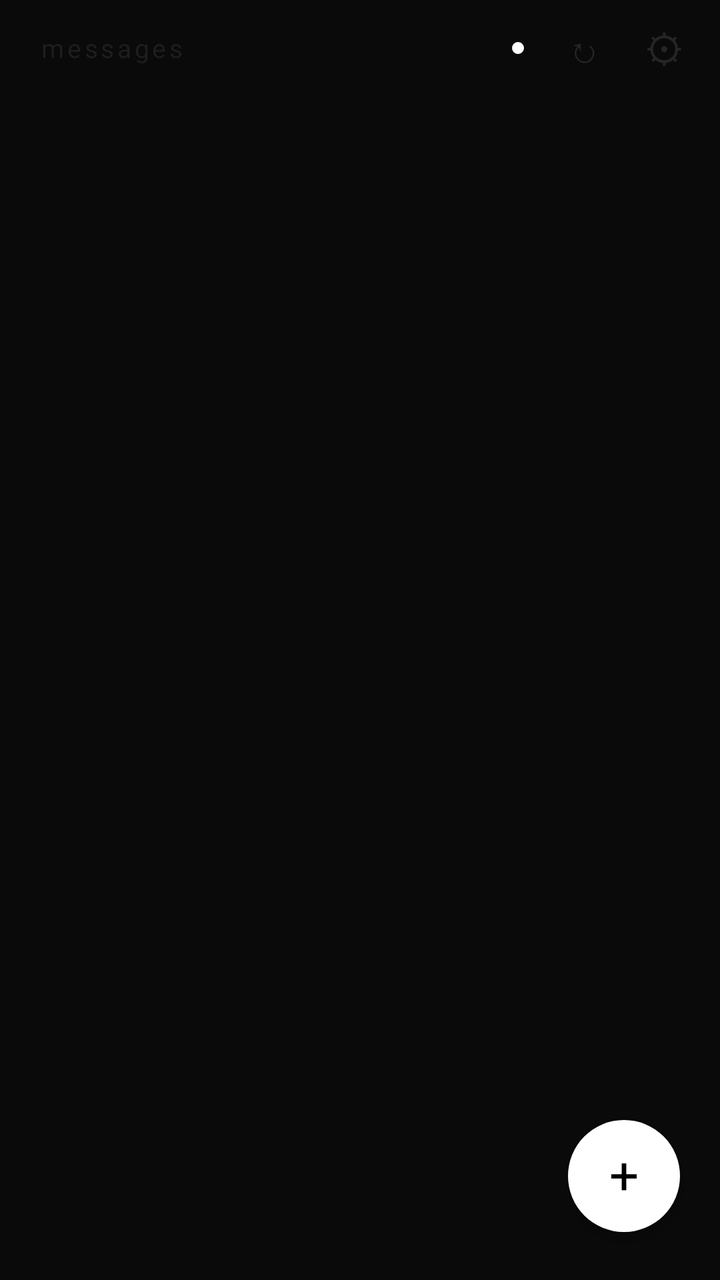
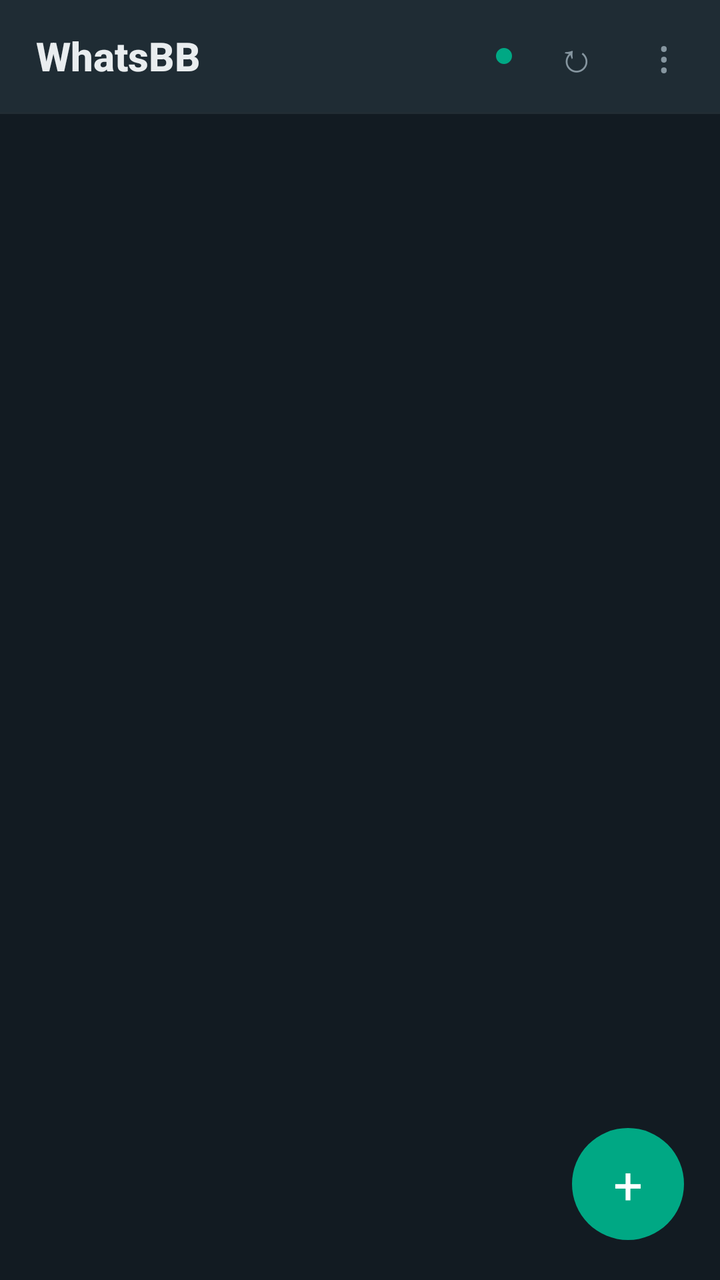

Two renders of the same Android screen: before a commit and after it. Below are the layout's source before the change and the commit's diff.
<!-- AndroidManifest.xml: application theme android:Theme.NoTitleBar -->
<!-- res/layout/activity_main.xml -->
<?xml version="1.0" encoding="utf-8"?>
<FrameLayout xmlns:android="http://schemas.android.com/apk/res/android"
    android:layout_width="match_parent"
    android:layout_height="match_parent"
    android:background="#0A0A0A">

    
    <ListView
        android:id="@+id/list_chats"
        android:layout_width="match_parent"
        android:layout_height="match_parent"
        android:divider="#111111"
        android:dividerHeight="1dp"
        android:scrollbars="none"
        android:paddingTop="48dp"
        android:clipToPadding="false" />

    
    <TextView
        android:id="@+id/tv_empty"
        android:layout_width="match_parent"
        android:layout_height="match_parent"
        android:gravity="center"
        android:textColor="#222222"
        android:textSize="15sp"
        android:letterSpacing="0.05"
        android:text="no messages"
        android:visibility="gone" />

    <ProgressBar
        android:id="@+id/progress_loading"
        android:layout_width="wrap_content"
        android:layout_height="wrap_content"
        android:layout_gravity="center"
        android:visibility="gone" />

    
    <LinearLayout
        android:layout_width="match_parent"
        android:layout_height="48dp"
        android:orientation="horizontal"
        android:gravity="center_vertical"
        android:paddingLeft="20dp"
        android:paddingRight="8dp"
        android:background="#0A0A0A">

        
        <TextView
            android:layout_width="0dp"
            android:layout_weight="1"
            android:layout_height="wrap_content"
            android:text="messages"
            android:textColor="#1E1E1E"
            android:textSize="13sp"
            android:letterSpacing="0.12"
            android:textAllCaps="false" />

        
        <View
            android:id="@+id/view_status_dot"
            android:layout_width="6dp"
            android:layout_height="6dp"
            android:layout_marginRight="10dp"
            android:background="@drawable/badge_unread" />

        
        <TextView
            android:id="@+id/btn_refresh"
            android:layout_width="40dp"
            android:layout_height="40dp"
            android:gravity="center"
            android:textColor="#252525"
            android:textSize="18sp"
            android:text="&#8635;" />

        
        <TextView
            android:id="@+id/btn_settings"
            android:layout_width="40dp"
            android:layout_height="40dp"
            android:gravity="center"
            android:textColor="#252525"
            android:textSize="20sp"
            android:text="&#9881;" />
    </LinearLayout>

    
    <LinearLayout
        android:id="@+id/layout_status_banner"
        android:layout_width="match_parent"
        android:layout_height="wrap_content"
        android:layout_gravity="bottom"
        android:layout_marginBottom="80dp"
        android:layout_marginLeft="16dp"
        android:layout_marginRight="16dp"
        android:orientation="horizontal"
        android:background="@drawable/banner_bg"
        android:paddingLeft="14dp"
        android:paddingRight="14dp"
        android:paddingTop="10dp"
        android:paddingBottom="10dp"
        android:gravity="center_vertical"
        android:visibility="gone">

        <View
            android:id="@+id/banner_dot"
            android:layout_width="5dp"
            android:layout_height="5dp"
            android:layout_marginRight="10dp"
            android:background="@drawable/badge_unread" />

        <TextView
            android:id="@+id/tv_status_banner"
            android:layout_width="0dp"
            android:layout_weight="1"
            android:layout_height="wrap_content"
            android:textColor="#444444"
            android:textSize="12sp" />

        <TextView
            android:id="@+id/btn_banner_action"
            android:layout_width="wrap_content"
            android:layout_height="wrap_content"
            android:textColor="#888888"
            android:textSize="12sp"
            android:paddingLeft="14dp"
            android:text="Connect" />
    </LinearLayout>

    
    <FrameLayout
        android:id="@+id/btn_new_chat"
        android:layout_width="56dp"
        android:layout_height="56dp"
        android:layout_gravity="bottom|right"
        android:layout_marginRight="20dp"
        android:layout_marginBottom="24dp"
        android:background="@drawable/btn_fab"
        android:elevation="4dp">

        <TextView
            android:layout_width="match_parent"
            android:layout_height="match_parent"
            android:gravity="center"
            android:textColor="#000000"
            android:textSize="26sp"
            android:paddingBottom="2dp"
            android:text="&#43;" />
    </FrameLayout>

</FrameLayout>
<!-- resources referenced by this layout -->
<resources>
  <!-- drawable badge_unread (drawable) -->
  <?xml version="1.0" encoding="utf-8"?>
  <shape xmlns:android="http://schemas.android.com/apk/res/android"
      android:shape="oval">
      <solid android:color="#FFFFFF" />
  </shape>
  <!-- drawable banner_bg (drawable) -->
  <?xml version="1.0" encoding="utf-8"?>
  <shape xmlns:android="http://schemas.android.com/apk/res/android"
      android:shape="rectangle">
      <solid android:color="#111111" />
      <corners android:radius="10dp" />
  </shape>
  <!-- drawable btn_fab (drawable) -->
  <?xml version="1.0" encoding="utf-8"?>
  <shape xmlns:android="http://schemas.android.com/apk/res/android"
      android:shape="oval">
      <solid android:color="#FFFFFF" />
  </shape>
</resources>

<!-- the commit's change to res/layout/activity_main.xml (unified diff, before → after) -->
@@ -1,111 +1,83 @@
 <?xml version="1.0" encoding="utf-8"?>
-<FrameLayout xmlns:android="http://schemas.android.com/apk/res/android"
+<LinearLayout xmlns:android="http://schemas.android.com/apk/res/android"
     android:layout_width="match_parent"
     android:layout_height="match_parent"
-    android:background="#0A0A0A">
-
-    
-    <ListView
-        android:id="@+id/list_chats"
-        android:layout_width="match_parent"
-        android:layout_height="match_parent"
-        android:divider="#111111"
-        android:dividerHeight="1dp"
-        android:scrollbars="none"
-        android:paddingTop="48dp"
-        android:clipToPadding="false" />
-
-    
-    <TextView
-        android:id="@+id/tv_empty"
-        android:layout_width="match_parent"
-        android:layout_height="match_parent"
-        android:gravity="center"
-        android:textColor="#222222"
-        android:textSize="15sp"
-        android:letterSpacing="0.05"
-        android:text="no messages"
-        android:visibility="gone" />
-
-    <ProgressBar
-        android:id="@+id/progress_loading"
-        android:layout_width="wrap_content"
-        android:layout_height="wrap_content"
-        android:layout_gravity="center"
-        android:visibility="gone" />
+    android:orientation="vertical"
+    android:background="@color/wa_bg">
 
     
     <LinearLayout
+        android:id="@+id/layout_header"
         android:layout_width="match_parent"
-        android:layout_height="48dp"
+        android:layout_height="56dp"
         android:orientation="horizontal"
+        android:background="@color/wa_header"
         android:gravity="center_vertical"
-        android:paddingLeft="20dp"
-        android:paddingRight="8dp"
-        android:background="#0A0A0A">
+        android:paddingLeft="18dp"
+        android:paddingRight="6dp">
 
-        
         <TextView
             android:layout_width="0dp"
             android:layout_weight="1"
             android:layout_height="wrap_content"
-            android:text="messages"
-            android:textColor="#1E1E1E"
-            android:textSize="13sp"
-            android:letterSpacing="0.12"
-            android:textAllCaps="false" />
+            android:text="WhatsBB"
+            android:textColor="@color/wa_text"
+            android:textSize="20sp"
+            android:fontFamily="sans-serif-medium"
+            android:textStyle="bold" />
 
         
         <View
             android:id="@+id/view_status_dot"
-            android:layout_width="6dp"
-            android:layout_height="6dp"
+            android:layout_width="8dp"
+            android:layout_height="8dp"
             android:layout_marginRight="10dp"
             android:background="@drawable/badge_unread" />
 
         
         <TextView
             android:id="@+id/btn_refresh"
-            android:layout_width="40dp"
-            android:layout_height="40dp"
+            android:layout_width="44dp"
+            android:layout_height="44dp"
             android:gravity="center"
-            android:textColor="#252525"
-            android:textSize="18sp"
+            android:textColor="@color/wa_text_sub"
+            android:textSize="20sp"
             android:text="&#8635;" />
 
         
         <TextView
             android:id="@+id/btn_settings"
-            android:layout_width="40dp"
-            android:layout_height="40dp"
+            android:layout_width="44dp"
+            android:layout_height="44dp"
             android:gravity="center"
-            android:textColor="#252525"
-            android:textSize="20sp"
-            android:text="&#9881;" />
+            android:textColor="@color/wa_text_sub"
+            android:textSize="22sp"
+            android:text="&#8942;" />
     </LinearLayout>
+
+    <View
+        android:layout_width="match_parent"
+        android:layout_height="1dp"
+        android:background="@color/wa_divider" />
 
     
     <LinearLayout
         android:id="@+id/layout_status_banner"
         android:layout_width="match_parent"
         android:layout_height="wrap_content"
-        android:layout_gravity="bottom"
-        android:layout_marginBottom="80dp"
-        android:layout_marginLeft="16dp"
-        android:layout_marginRight="16dp"
         android:orientation="horizontal"
-        android:background="@drawable/banner_bg"
-        android:paddingLeft="14dp"
-        android:paddingRight="14dp"
-        android:paddingTop="10dp"
-        android:paddingBottom="10dp"
+        android:background="#182229"
+        android:paddingLeft="16dp"
+        android:paddingRight="16dp"
+        android:paddingTop="9dp"
+        android:paddingBottom="9dp"
         android:gravity="center_vertical"
         android:visibility="gone">
 
         <View
             android:id="@+id/banner_dot"
-            android:layout_width="5dp"
-            android:layout_height="5dp"
+            android:layout_width="6dp"
+            android:layout_height="6dp"
             android:layout_marginRight="10dp"
             android:background="@drawable/badge_unread" />
 
@@ -114,38 +86,69 @@
             android:layout_width="0dp"
             android:layout_weight="1"
             android:layout_height="wrap_content"
-            android:textColor="#444444"
+            android:textColor="@color/wa_text_sub"
             android:textSize="12sp" />
 
         <TextView
             android:id="@+id/btn_banner_action"
             android:layout_width="wrap_content"
             android:layout_height="wrap_content"
-            android:textColor="#888888"
+            android:textColor="@color/wa_teal"
             android:textSize="12sp"
-            android:paddingLeft="14dp"
-            android:text="Connect" />
+            android:fontFamily="sans-serif-medium"
+            android:paddingLeft="12dp"
+            android:text="PAIR" />
     </LinearLayout>
 
     
     <FrameLayout
-        android:id="@+id/btn_new_chat"
-        android:layout_width="56dp"
-        android:layout_height="56dp"
-        android:layout_gravity="bottom|right"
-        android:layout_marginRight="20dp"
-        android:layout_marginBottom="24dp"
-        android:background="@drawable/btn_fab"
-        android:elevation="4dp">
+        android:layout_width="match_parent"
+        android:layout_height="0dp"
+        android:layout_weight="1">
+
+        <ListView
+            android:id="@+id/list_chats"
+            android:layout_width="match_parent"
+            android:layout_height="match_parent"
+            android:divider="@color/wa_divider"
+            android:dividerHeight="1dp"
+            android:scrollbars="none" />
 
         <TextView
+            android:id="@+id/tv_empty"
             android:layout_width="match_parent"
             android:layout_height="match_parent"
             android:gravity="center"
-            android:textColor="#000000"
-            android:textSize="26sp"
-            android:paddingBottom="2dp"
-            android:text="&#43;" />
+            android:textColor="@color/wa_text_sub"
+            android:textSize="14sp"
+            android:text="No conversations yet.\nTap + to start messaging."
+            android:visibility="gone" />
+
+        <ProgressBar
+            android:id="@+id/progress_loading"
+            android:layout_width="wrap_content"
+            android:layout_height="wrap_content"
+            android:layout_gravity="center"
+            android:visibility="gone" />
+
+        
+        <FrameLayout
+            android:id="@+id/btn_new_chat"
+            android:layout_width="56dp"
+            android:layout_height="56dp"
+            android:layout_gravity="bottom|right"
+            android:layout_marginRight="18dp"
+            android:layout_marginBottom="20dp"
+            android:background="@drawable/btn_fab">
+
+            <TextView
+                android:layout_width="match_parent"
+                android:layout_height="match_parent"
+                android:gravity="center"
+                android:textColor="#FFFFFF"
+                android:textSize="26sp"
+                android:text="&#43;" />
+        </FrameLayout>
     </FrameLayout>
 
-</FrameLayout>
+</LinearLayout>
<!-- resource entries referenced after the edit -->
@@ -1,23 +1,22 @@
 <!-- resources referenced by this layout -->
 <resources>
+  <color name="wa_bg">#121B22</color>
+  <color name="wa_divider">#222D34</color>
+  <color name="wa_header">#1F2C34</color>
+  <color name="wa_teal">#00A884</color>
+  <color name="wa_text">#E9EDEF</color>
+  <color name="wa_text_sub">#8696A0</color>
   <!-- drawable badge_unread (drawable) -->
   <?xml version="1.0" encoding="utf-8"?>
   <shape xmlns:android="http://schemas.android.com/apk/res/android"
       android:shape="oval">
-      <solid android:color="#FFFFFF" />
-  </shape>
-  <!-- drawable banner_bg (drawable) -->
-  <?xml version="1.0" encoding="utf-8"?>
-  <shape xmlns:android="http://schemas.android.com/apk/res/android"
-      android:shape="rectangle">
-      <solid android:color="#111111" />
-      <corners android:radius="10dp" />
+      <solid android:color="#00A884" />
   </shape>
   <!-- drawable btn_fab (drawable) -->
   <?xml version="1.0" encoding="utf-8"?>
   <shape xmlns:android="http://schemas.android.com/apk/res/android"
       android:shape="oval">
-      <solid android:color="#FFFFFF" />
+      <solid android:color="#00A884" />
   </shape>
 </resources>
 
